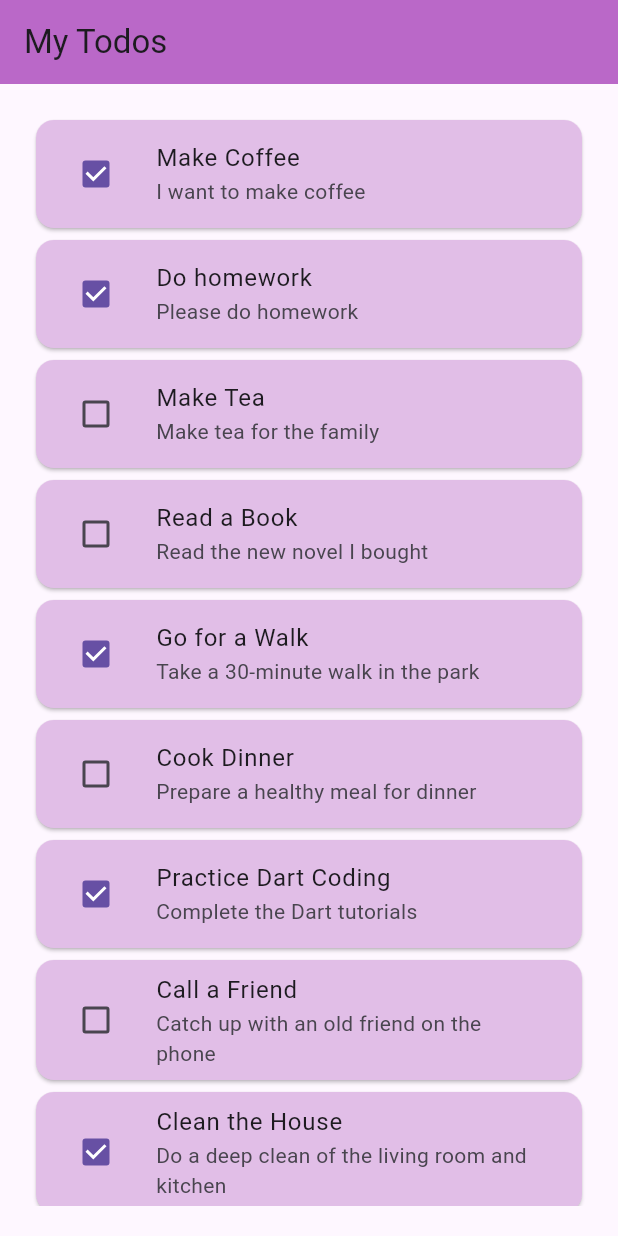
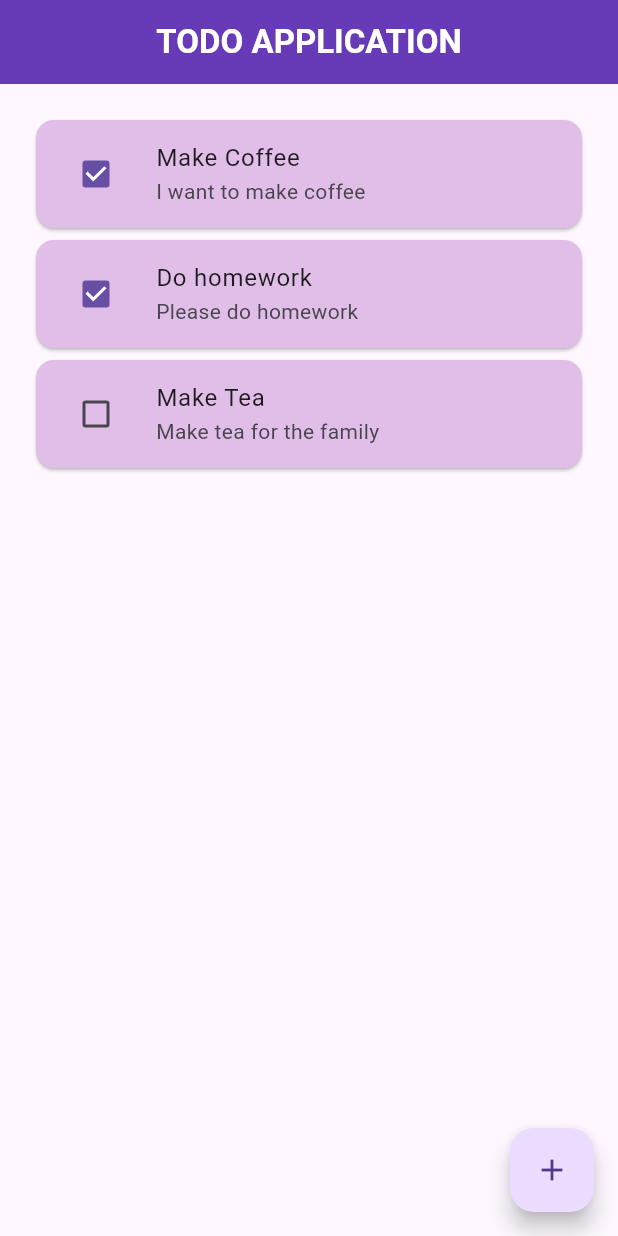
Before and after one commit to SaifIvnaAlam/fahim-todo, a Flutter app: the screen it shows after launch, on a phone screen of 412 x 824 dp. Run offline on Flutter 3.47's test engine with Material 3 defaults, Android fonts, the phone set to English and light mode, and no system bars.

Commit message:
add: create todo

```diff
--- a/lib/core/view/app.dart
+++ b/lib/core/view/app.dart
@@ -1,5 +1,5 @@
 import 'package:flutter/material.dart';
-import 'package:todo/home/view/home_page.dart';
+import 'package:todo/features/home/view/home_page.dart';
 
 class App extends StatelessWidget {
   const App({super.key});
--- a/lib/edit_todo/view/edit_todo_page.dart
+++ b/lib/features/edit_todo/view/edit_todo_page.dart
@@ -1,5 +1,5 @@
 import 'package:flutter/material.dart';
-import 'package:todo/home/model/todo.dart';
+import 'package:todo/features/home/model/todo.dart';
 
 class EditTodoPage extends StatelessWidget {
   const EditTodoPage({super.key, required this.todo});
--- a/lib/home/view/home_page.dart
+++ b/lib/features/home/view/home_page.dart
@@ -1,7 +1,9 @@
 import 'package:flutter/material.dart';
-import 'package:todo/edit_todo/view/edit_todo_page.dart';
-import 'package:todo/home/model/todo.dart';
-import 'package:todo/home/controller/todo_dummy_data.dart';
+import 'package:todo/features/create_todo/view/create_todo_page.dart';
+import 'package:todo/features/edit_todo/view/edit_todo_page.dart';
+import 'package:todo/features/home/model/todo.dart';
+import 'package:todo/features/home/controller/todo_dummy_data.dart';
+//We need a way to navigate to create new todo
 
 class HomePage extends StatefulWidget {
   const HomePage({super.key});
@@ -14,9 +16,22 @@ class _HomePageState extends State<HomePage> {
   @override
   Widget build(BuildContext context) {
     return Scaffold(
+      floatingActionButton: FloatingActionButton(
+        onPressed: () {
+          Navigator.push(
+            context,
+            MaterialPageRoute(builder: (context) => const CreateTodoPage()),
+          );
+        },
+        child: const Icon(Icons.add),
+      ),
       appBar: AppBar(
-        title: const Text('My Todos'),
-        backgroundColor: Colors.purple.shade300,
+        title: const Text(
+          'TODO APPLICATION',
+          style: TextStyle(color: Colors.white, fontWeight: FontWeight.bold),
+        ),
+        backgroundColor: Colors.deepPurple,
+        centerTitle: true,
       ),
       body: Padding(
         padding: const EdgeInsets.all(20),
@@ -41,12 +56,13 @@ class _HomePageState extends State<HomePage> {
                   title: Text(data.title),
                   subtitle: Text(data.description),
                   leading: Checkbox(
-                      value: data.isDone,
-                      onChanged: (a) {
-                        setState(() {
-                          data.isDone = !data.isDone;
-                        });
-                      }),
+                    value: data.isDone,
+                    onChanged: (a) {
+                      setState(() {
+                        data.isDone = !data.isDone;
+                      });
+                    },
+                  ),
                 ),
               ),
             );
--- a/lib/home/controller/todo_dummy_data.dart
+++ /dev/null
@@ -1,19 +0,0 @@
-import 'package:todo/home/model/todo.dart';
-
-List<Todo> dummyTodoData = [
-  Todo(isDone: true, title: 'Make Coffee', description: 'I want to make coffee'),
-  Todo(isDone: true, title: 'Do homework', description: 'Please do homework'),
-  Todo(isDone: false, title: 'Make Tea', description: 'Make tea for the family'),
-  Todo(isDone: false, title: 'Read a Book', description: 'Read the new novel I bought'),
-  Todo(isDone: true, title: 'Go for a Walk', description: 'Take a 30-minute walk in the park'),
-  Todo(isDone: false, title: 'Cook Dinner', description: 'Prepare a healthy meal for dinner'),
-  Todo(isDone: true, title: 'Practice Dart Coding', description: 'Complete the Dart tutorials'),
-  Todo(isDone: false, title: 'Call a Friend', description: 'Catch up with an old friend on the phone'),
-  Todo(isDone: true, title: 'Clean the House', description: 'Do a deep clean of the living room and kitchen'),
-  Todo(isDone: false, title: 'Write in a Journal', description: 'Write down today’s experiences and thoughts'),
-  Todo(isDone: false, title: 'Plan the Week', description: 'Organize the tasks and meetings for the coming week'),
-  Todo(isDone: true, title: 'Water the Plants', description: 'Give all the indoor plants a good soak'),
-  Todo(isDone: false, title: 'Buy Groceries', description: 'Get essentials like milk, eggs, and bread from the store'),
-  Todo(isDone: true, title: 'Respond to Emails', description: 'Reply to all pending work emails'),
-  Todo(isDone: false, title: 'Exercise', description: 'Complete a 20-minute home workout'),
-];
```
Also changed, not shown: lib/features/create_todo/view/create_todo_page.dart (added, +62 -0 lines), lib/features/home/controller/todo_dummy_data.dart (added, +19 -0 lines), lib/features/home/model/todo.dart (line endings or trailing spaces), 1 other file.
